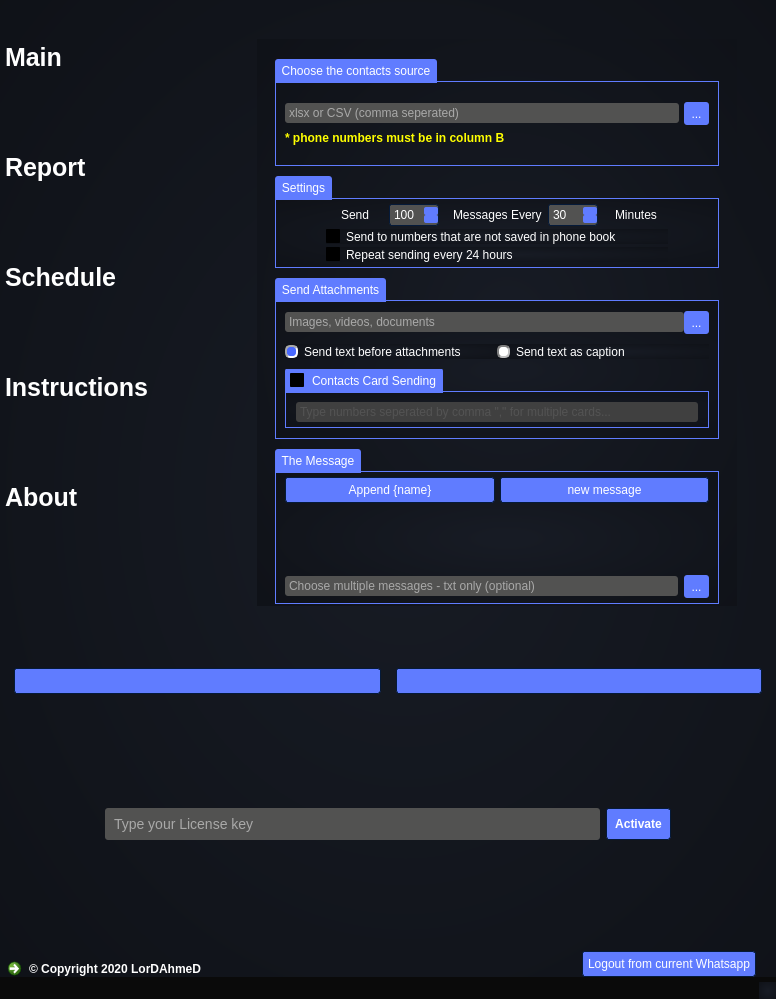
First picture: the form in untitled.ui, repository thelordahmed/Whatsapp-bulk-sender, before the edit.
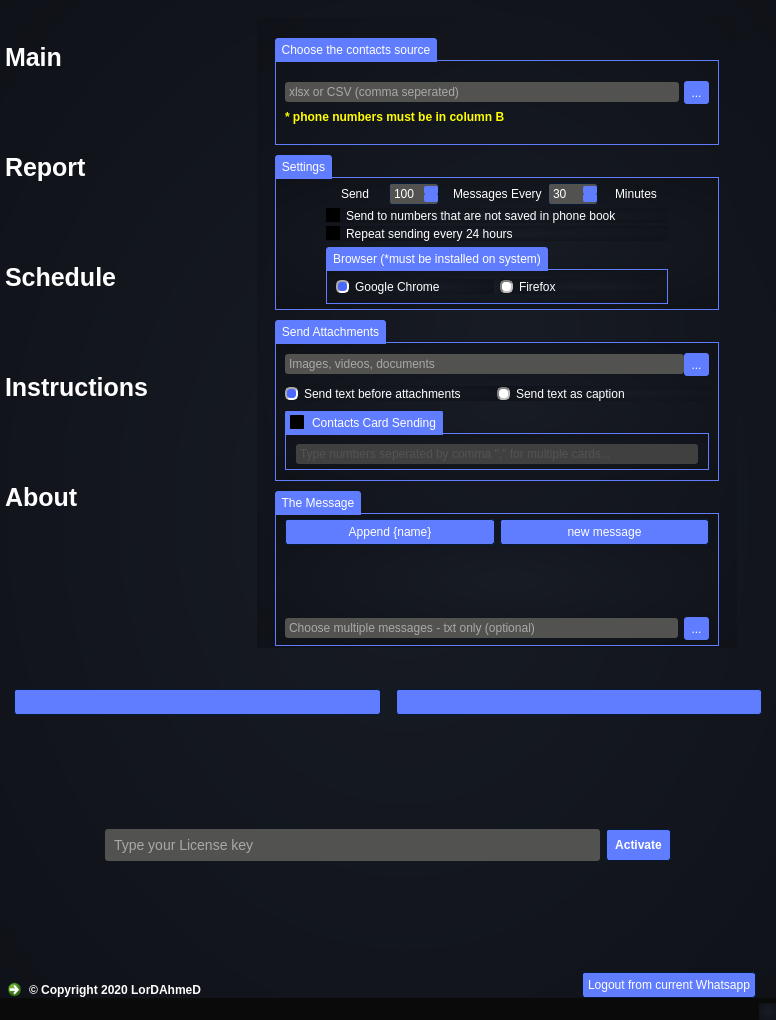
Second picture: the form after the edit. Icons and pictures are not drawn.

Commit message: added firefox option

The edit to the form file:
```diff
--- a/untitled.ui
+++ b/untitled.ui
@@ -7,7 +7,7 @@
     <x>0</x>
     <y>0</y>
     <width>776</width>
-    <height>999</height>
+    <height>1020</height>
    </rect>
   </property>
   <property name="minimumSize">
@@ -1820,6 +1820,32 @@
                    </item>
                   </layout>
                  </item>
+                 <item>
+                  <widget class="QGroupBox" name="groupBox_5">
+                   <property name="title">
+                    <string>Browser (*must be installed on system)</string>
+                   </property>
+                   <layout class="QHBoxLayout" name="horizontalLayout_14">
+                    <item>
+                     <widget class="QRadioButton" name="chrome_rb">
+                      <property name="text">
+                       <string>Google Chrome</string>
+                      </property>
+                      <property name="checked">
+                       <bool>true</bool>
+                      </property>
+                     </widget>
+                    </item>
+                    <item>
+                     <widget class="QRadioButton" name="firefox_rb">
+                      <property name="text">
+                       <string>Firefox</string>
+                      </property>
+                     </widget>
+                    </item>
+                   </layout>
+                  </widget>
+                 </item>
                 </layout>
                </widget>
               </item>
```
The commit also changes 7 other files.
